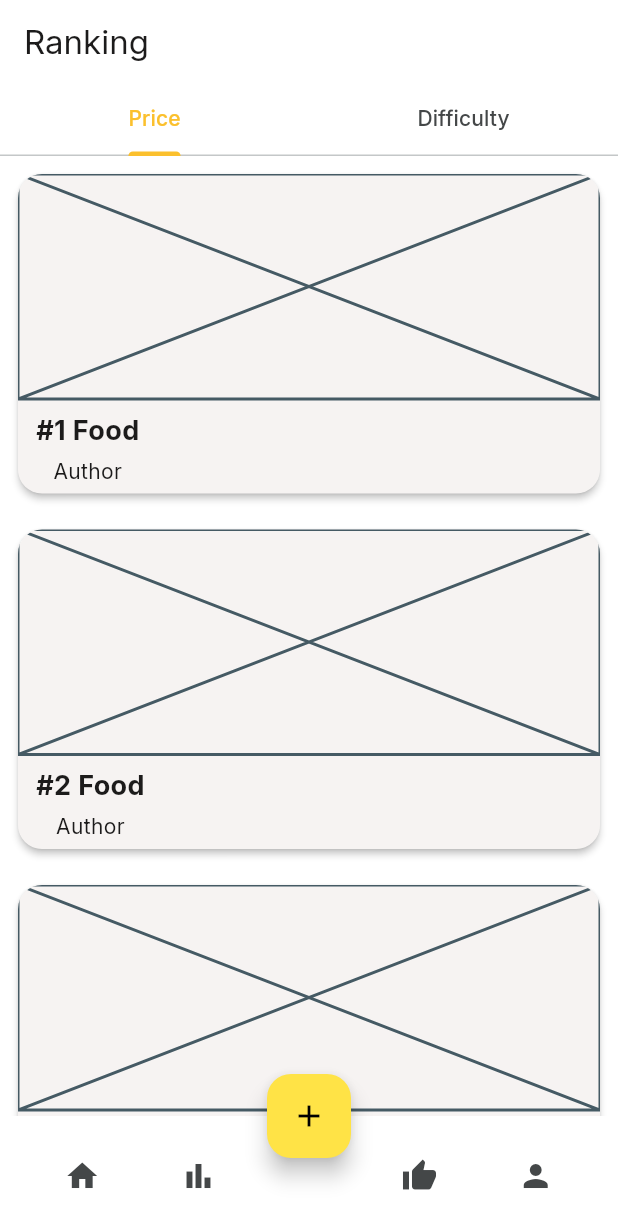
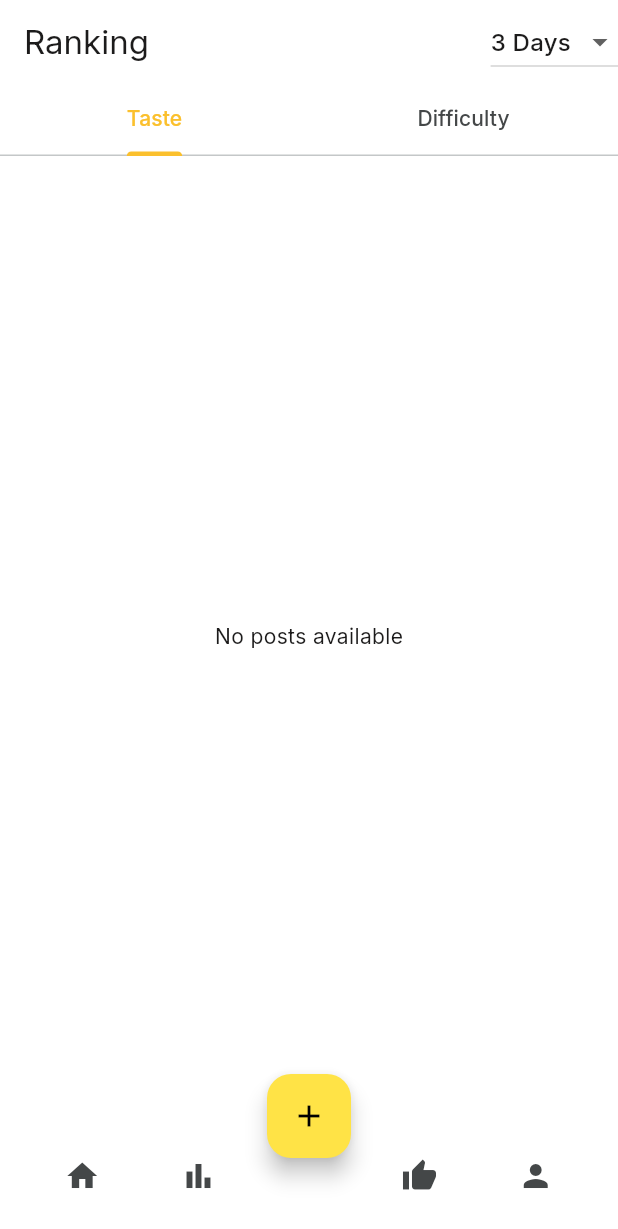
Before and after one commit to RyanVSD/TasteBuds, a Flutter app: the screen it shows after launch, item 2 of the bottom bar chosen, on a phone screen of 412 x 824 dp. Shown: the top 1229 px of the screen. Run offline on Flutter 3.47's test engine with Material 3 defaults, Android fonts, the light colour scheme and no system bars; our stand-ins replace google_fonts, image_picker; missing offline and left inert: amplify_api, amplify_auth_cognito, amplify_authenticator, amplify_core, amplify_flutter, amplify_storage_s3; accounts and stored records are empty.

Commit message:
Ranking page

```diff
--- a/lib/model/user_model.dart
+++ b/lib/model/user_model.dart
@@ -2,6 +2,7 @@ import 'package:amplify_flutter/amplify_flutter.dart';
 import 'package:flutter/material.dart';
 import 'package:tastebuds/model/amplify/ModelProvider.dart';
 import 'package:tastebuds/service/user_service.dart' as service;
+import 'package:tastebuds/service/auth_service.dart';
 
 // Provide global access to the user data once they logged in
 class UserModel extends ChangeNotifier {
@@ -9,7 +10,6 @@ class UserModel extends ChangeNotifier {
   UserModel();
 
   void userLogin() async {
-    userLogout();
     if (user == null) {
       AuthSession? session = await service.getAuthSession();
       if (session != null && session.isSignedIn) {
@@ -21,6 +21,7 @@ class UserModel extends ChangeNotifier {
 
   void userLogout() {
     user = null;
+    signOutCurrentUser();
   }
 
   Future<User?> getUser(String userId) async {
--- a/lib/pages/profile_page.dart
+++ b/lib/pages/profile_page.dart
@@ -63,7 +63,9 @@ class _ProfilePageState extends State<ProfilePage>
 
               padding: const EdgeInsets.fromLTRB(16, 30, 16, 10),
               child: Stack(children: [
-                Positioned(right: 0, child: SignOutButton()),
+                Positioned(right: 0, child:
+                  ElevatedButton(onPressed: ()=>context.read<UserModel>().userLogout()
+                    ,child: Text("Sign Out"),)),
                 Column(
                   mainAxisAlignment: MainAxisAlignment.center,
                   children: [
--- a/lib/pages/ranking_page.dart
+++ b/lib/pages/ranking_page.dart
@@ -1,7 +1,29 @@
+import 'dart:developer';
+
 import 'package:flutter/material.dart';
+import 'package:provider/provider.dart';
+import 'package:tastebuds/model/amplify/Post.dart';
+import 'package:tastebuds/model/objects/post_item.dart';
+import 'package:tastebuds/model/post_model.dart';
+import 'package:tastebuds/pages/post_page.dart';
+import 'package:tastebuds/service/post_service.dart';
 
-class RankingPage extends StatelessWidget {
+class RankingPage extends StatefulWidget {
   const RankingPage({super.key});
+
+  @override
+  State<RankingPage> createState() => _RankingPageState();
+}
+
+class _RankingPageState extends State<RankingPage> {
+  String _selectedFilter = '3 Days';
+  final List<String> _filterOptions = ['3 Days', '1 Week', '1 Month'];
+
+
+  @override
+  void initState() {
+    super.initState();
+  }
 
   @override
   Widget build(BuildContext context) {
@@ -12,15 +34,33 @@ class RankingPage extends StatelessWidget {
           title: const Text('Ranking'),
           bottom: const TabBar(
             tabs: [
-              Tab(text: 'Price'),
+              Tab(text: 'Taste'),
               Tab(text: 'Difficulty'),
             ],
           ),
+
+          actions: [
+            DropdownButton<String>(
+              value: _selectedFilter,
+              onChanged: (String? newValue) {
+                setState(() {
+                  _selectedFilter = newValue!;
+                });
+              },
+              items: _filterOptions.map<DropdownMenuItem<String>>((String value) {
+                return DropdownMenuItem<String>(
+                  value: value,
+                  child: Text(value),
+                );
+              }).toList(),
             ),
-        body: const TabBarView(
+          ],
+
+        ),
+        body: TabBarView(
           children: [
-            FoodPostList(), // Price tab
-            FoodPostList(), // Difficulty tab
+            FoodPostList(postList: context.read<PostModel>().getRanking("taste", _selectedFilter),), // Taste
+            FoodPostList(postList: context.read<PostModel>().getRanking("diff", _selectedFilter),), // Diff
           ],
         ),
       ),
@@ -29,14 +69,33 @@ class RankingPage extends StatelessWidget {
 }
 
 class FoodPostList extends StatelessWidget {
-  const FoodPostList({super.key});
+  const FoodPostList({super.key, required this.postList});
+  final Future<List<PostItem?>> postList;
 
   @override
   Widget build(BuildContext context) {
+    return FutureBuilder(
+      future: postList,
+      builder: (context, snapshot) {
+        if (snapshot.connectionState == ConnectionState.waiting) {
+          return Center(child:CircularProgressIndicator());
+        } else if (snapshot.hasError) {
+          return Center(child: Text('Error: ${snapshot.error}'));
+        } else if (!snapshot.hasData || snapshot.data!.isEmpty) {
+          return Center(child: Text('No posts available'));
+        } else {
+         List<PostItem?> postItems = snapshot.data!;
+
         return ListView.builder(
-      itemCount: 10, // Example list count
+          itemCount: postItems.length, // Example list count
           itemBuilder: (context, index) {
-        return Card(
+            PostItem? post = postItems[index];
+
+            return GestureDetector(
+              onTap: (){
+                Navigator.push(context,MaterialPageRoute(builder: (context) => PostPage(post: post)));
+              },
+              child: Card(
                 margin: const EdgeInsets.all(12.0),
                 shape: RoundedRectangleBorder(
                 borderRadius: BorderRadius.circular(16),),
@@ -46,25 +105,49 @@ class FoodPostList extends StatelessWidget {
                   crossAxisAlignment: CrossAxisAlignment.start,
                   children: [
                     // Image placeholder
-              const Placeholder(fallbackHeight: 150.0),
+                    FutureBuilder<String>(
+                    future: getS3Url(post?.imageUrl ?? ""),
+                    builder:(context, snapshot) {
+                      if (snapshot.data != null) {
+                        return Container(
+                          height: 150,
+                          decoration: BoxDecoration(
+                            image: DecorationImage(
+                              image: NetworkImage(snapshot.data!),
+                              fit: BoxFit.cover,
+                              alignment: Alignment.center,
+                            ),
+                          ),
+                        );
+                      }else {
+                        return SizedBox(
+                          height: 150,
+                          child: Center(child: CircularProgressIndicator(),),
+                        );
+                      }
+                    }
+                    ),
                     const SizedBox(height: 8.0),
                     Padding(
                       padding: const EdgeInsets.fromLTRB(12,0,12,5),
                       child: Column(
                         children: [
-                    Text('#${index + 1} Food',
+                          Text('#${index + 1} ${post?.title ?? ""}',
                               style: const TextStyle(
                                   fontSize: 18.0, fontWeight: FontWeight.bold)),
                           const SizedBox(height: 4.0),
-                    const Text('Author'),
+                          Text(post?.authorId ?? ""),
                         ],
                       ),
                     ),
                   ],
                 ),
 
+              ),
             );
           },
         );
       }
+  });
   }
+}
```
Also changed, not shown: lib/model/post_model.dart (+27 -0 lines), lib/service/auth_service.dart (+10 -0 lines), lib/service/post_service.dart (+34 -0 lines). Lines whose indentation alone changed are shown as unchanged.
